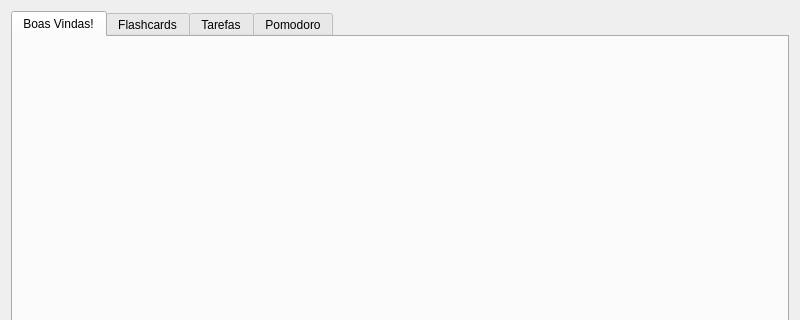
Nbdyleto/PySide6_Self_TCC, file functions/initial_screen/initial_screen.ui: the form before one commit; both pictures show x 0 to 800 and y 0 to 320 of the 800 by 600 pixel window.
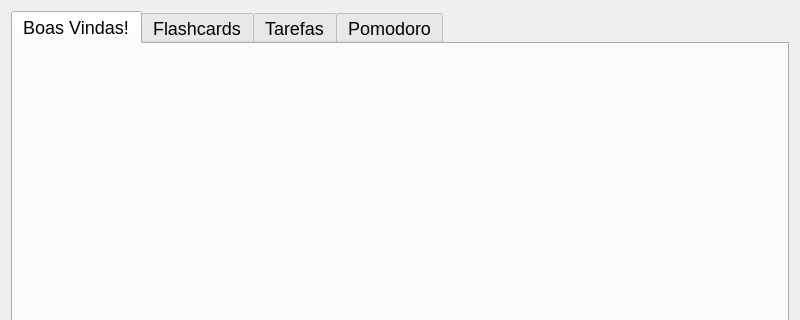
The form after the commit.

Patch:
```diff
--- a/functions/initial_screen/initial_screen.ui
+++ b/functions/initial_screen/initial_screen.ui
@@ -16,6 +16,10 @@
   <layout class="QHBoxLayout" name="horizontalLayout">
    <item>
     <widget class="QTabWidget" name="tabWidget">
+     <property name="styleSheet">
+      <string notr="true">font: 18px;
+</string>
+     </property>
      <property name="currentIndex">
       <number>0</number>
      </property>
```
